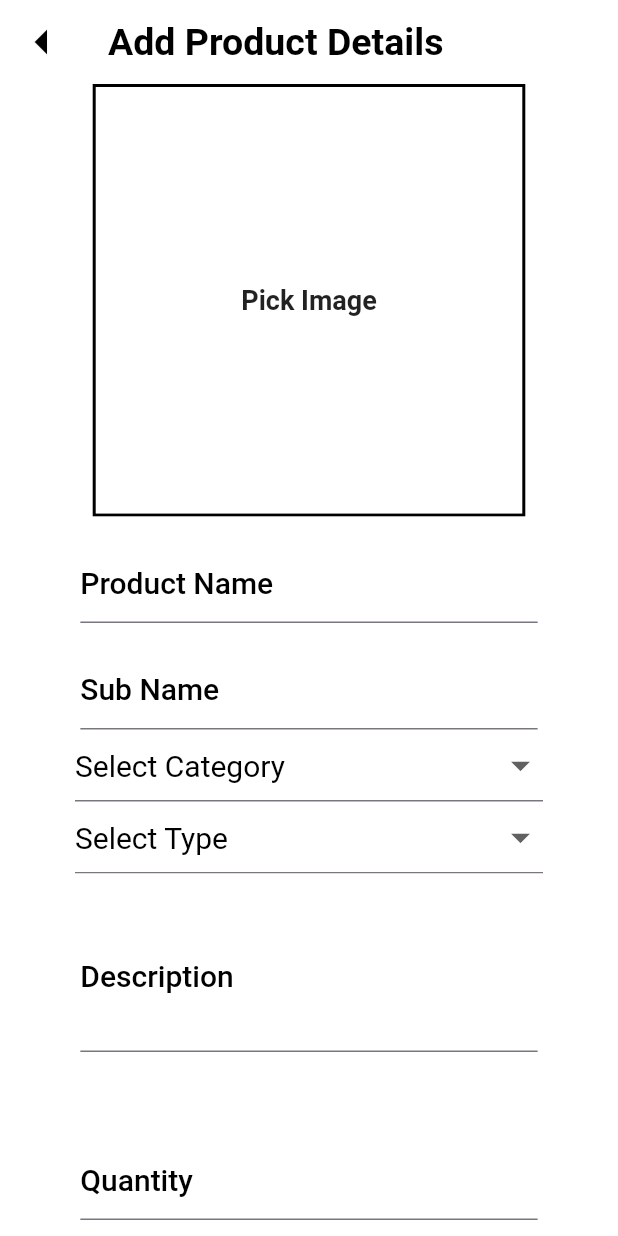
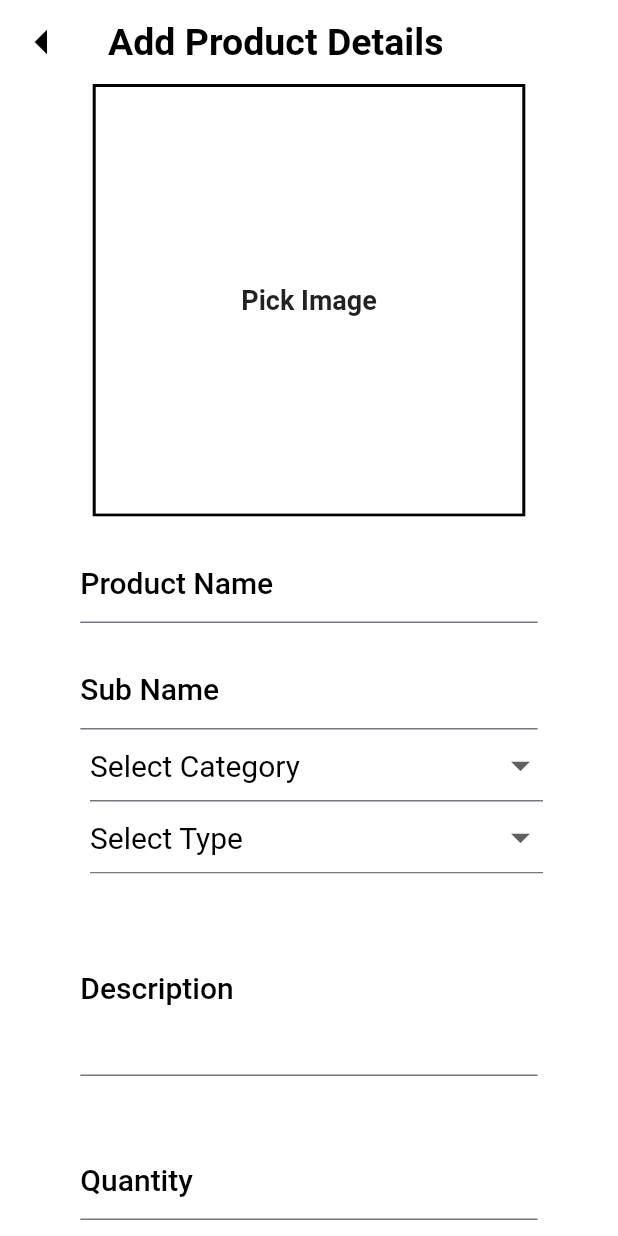
Before and after one commit to SandraAsok/tryambaka_admin, a Flutter app: the screen it shows once a user with an empty profile is signed in, after a tap on "Add Product", on a phone screen of 412 x 824 dp. Run offline on Flutter 3.47's test engine with Material 2 defaults, Android fonts, the phone set to English and light mode, and no system bars; our stand-ins replace cloud_firestore, email_validator, firebase_auth, firebase_core, firebase_storage, flutter_carousel_widget and 5 more; accounts and stored records are empty; network calls fail.

Commit message:
poducts commit

```diff
--- a/lib/presentation/screens/home/product_screen.dart
+++ b/lib/presentation/screens/home/product_screen.dart
@@ -20,7 +20,8 @@ class ProductScreen extends StatelessWidget {
       builder: (context, snapshot) {
         if (snapshot.hasData) {
           final List<DocumentSnapshot> documents = snapshot.data!.docs;
-          return GridView.builder(
+          return SingleChildScrollView(
+            child: GridView.builder(
               shrinkWrap: true,
               itemCount: documents.length,
               physics: const NeverScrollableScrollPhysics(),
@@ -43,6 +44,7 @@ class ProductScreen extends StatelessWidget {
                   image: documents[index].get('image'),
                 );
               },
+            ),
           );
         } else if (snapshot.hasError) {
           return Text("Error: ${snapshot.error}");
--- a/lib/presentation/screens/home/widgets/add_new_product.dart
+++ b/lib/presentation/screens/home/widgets/add_new_product.dart
@@ -126,7 +126,7 @@ class _AddNewProductScreenState extends State<AddNewProductScreen> {
               textController: subnameController,
             ),
             Padding(
-              padding: const EdgeInsets.only(left: 50, right: 50),
+              padding: const EdgeInsets.only(left: 60, right: 50),
               child: DropdownButtonFormField<String>(
                 iconSize: 30,
                 dropdownColor: white,
@@ -152,7 +152,7 @@ class _AddNewProductScreenState extends State<AddNewProductScreen> {
               ),
             ),
             Padding(
-              padding: const EdgeInsets.only(left: 50, right: 50),
+              padding: const EdgeInsets.only(left: 60, right: 50),
               child: DropdownButtonFormField<String>(
                 iconSize: 30,
                 dropdownColor: white,
@@ -182,7 +182,7 @@ class _AddNewProductScreenState extends State<AddNewProductScreen> {
               fieldName: "Description",
               textController: descriptionController,
               height: 160,
-              maxLines: 4,
+              maxLines: 5,
             ),
             DetailsTextFieldWidget(
               size: size,
--- a/lib/presentation/screens/home/widgets/product_tile.dart
+++ b/lib/presentation/screens/home/widgets/product_tile.dart
@@ -134,7 +134,7 @@ class ProductTile extends StatelessWidget {
               ),
             ),
             Text(
-              price,
+              "₹ $price/-",
               style: const TextStyle(
                   letterSpacing: 0.5,
                   fontSize: 15,
```
Lines whose indentation alone changed are shown as unchanged.
